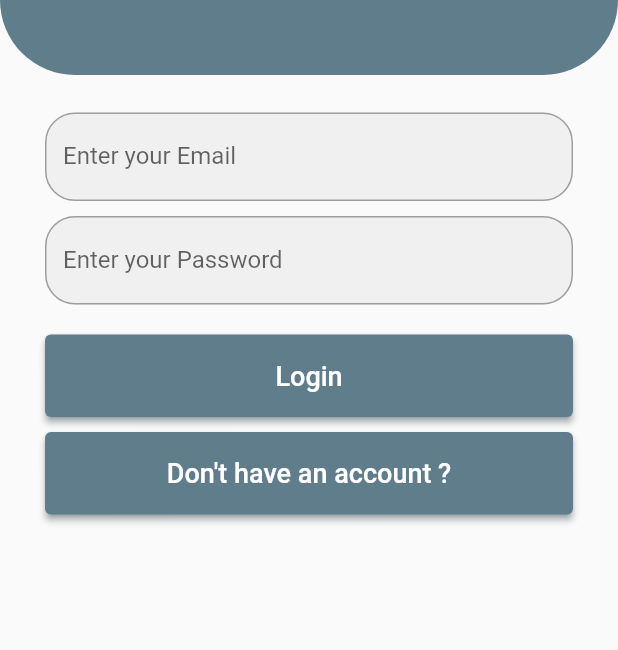
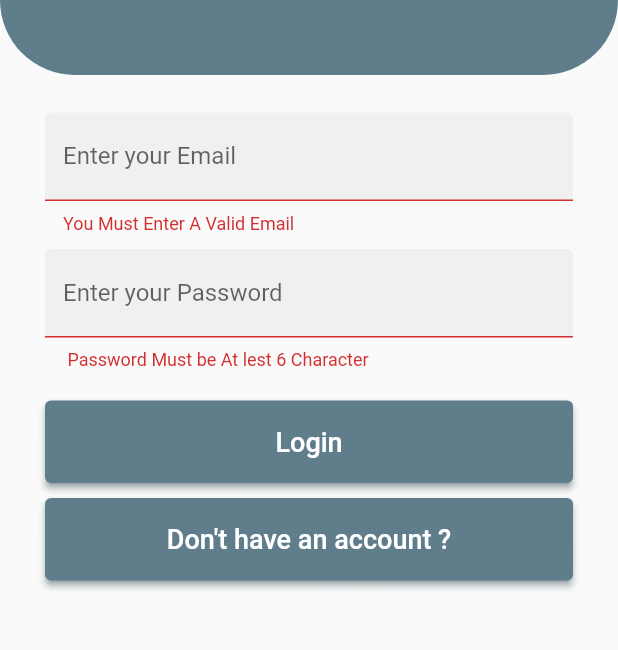
Before and after one commit to ahmedyouseff-19/mobileproject, a Flutter app: the AuthScreen screen opened by its route, after a tap on "Login", on a phone screen of 412 x 824 dp, the part 543-1193 px from its top. Run offline on Flutter 3.47's test engine with Material 2 defaults, Android fonts, the phone set to English and light mode, and no system bars; our stand-ins replace firebase_auth, firebase_core; accounts and stored records are empty.

Commit message:
link with firebase and active auth by ahmed youseff

```diff
--- a/lib/auth/widgets/auth_form.dart
+++ b/lib/auth/widgets/auth_form.dart
@@ -1,5 +1,7 @@
+
 import 'package:bfcai_hp/auth/ui/authscreen.dart';
 import 'package:flutter/material.dart';
+import 'package:firebase_auth/firebase_auth.dart';
 
 import 'my_butten.dart';
 
@@ -16,61 +18,93 @@ class AuthForm extends StatefulWidget {
 
 class _AuthFormState extends State<AuthForm> {
 
-
+  final _formKey = GlobalKey<FormState>();
+  String _email = '',
+      _password = '';
 
 
   @override
   Widget build(BuildContext context) {
-
-    return Column(
-      children: [
-        Form(
-
+    return Form(
+      key: _formKey,
       child: Padding(
         padding: const EdgeInsets.symmetric(horizontal: 30.0),
         child: Column(
           children: [
             const SizedBox(height: 25,),
             TextFormField(
-                  decoration: InputDecoration(
+              onChanged: (value) => _email = value,
+              validator: (value) =>
+              value!.isEmpty
+                  ? 'You Must Enter A Valid Email '
+                  : null,
+              decoration: const InputDecoration(
                 labelText: 'Enter your Email',
                 hintText: 'text@fci.bu.edu.eg',
-
-
 
               ),
             ),
             const SizedBox(height: 10,),
             TextFormField(
-                  decoration: InputDecoration(
+              onChanged: (value) => _password = value,
+              validator: (value) =>
+              value!.length <= 6
+                  ? ' Password Must be At lest 6 Character '
+                  : null,
+              decoration: const InputDecoration(
                 labelText: 'Enter your Password',
               ),
               obscureText: true,
             ),
             const SizedBox(height: 20,),
             OriginalButton(
-                  text: widget.authType==AuthType.login
+              text: widget.authType == AuthType.login
                   ? 'Login'
-                      :'Register',
-                  onPressed: () {  },
+                  : 'Register',
+              onPressed: () async {
+                if (_formKey.currentState!.validate()) {
+                  if (widget.authType == AuthType.login)  {
+
+                    //login auth
+                    await FirebaseAuth.instance.signInWithEmailAndPassword(email: _email, password: _password);
+                    Navigator.of(context).pushReplacementNamed('Networktable');
+                    setState(() {
+
+                    });
+
+
+                  }
+                  else  {
+                    //register auth
+                  await FirebaseAuth.instance.createUserWithEmailAndPassword(email: _email, password: _password);
+                  Navigator.of(context).pushReplacementNamed('login');
+                  setState(() {
+
+
+                  });
+
+
+                  }
+                }
+              },
               textColor: Colors.white,
               bcolor: Colors.blueGrey,
 
             ),
             const SizedBox(height: 10,),
             OriginalButton(
-                  text:  widget.authType==AuthType.login
-                      ?"Don't have an account ?"
-                  :'Have an account ?',
+              text: widget.authType == AuthType.login
+                  ? "Don't have an account ?"
+                  : 'Have an account ?',
               onPressed: () {
-
-                    if(widget.authType==AuthType.login)
+                if (widget.authType == AuthType.login)
+                {
                   Navigator.of(context).pushReplacementNamed('register');
-
+                }
                 else
+                  {
                   Navigator.of(context).pushReplacementNamed('login');
-
-
+                }
               },
               textColor: Colors.white,
               bcolor: Colors.blueGrey[500]!,
@@ -81,8 +115,6 @@ class _AuthFormState extends State<AuthForm> {
         ),
       ),
 
-        ),
-      ],
     );
   }
 }
--- a/pubspec.yaml
+++ b/pubspec.yaml
@@ -34,6 +34,8 @@ dependencies:
   # The following adds the Cupertino Icons font to your application.
   # Use with the CupertinoIcons class for iOS style icons.
   cupertino_icons: ^1.0.2
+  firebase_auth: ^3.3.4
+  firebase_core: ^1.10.6
 
 dev_dependencies:
   flutter_test:
```
Also changed, not shown: lib/homepage.dart (+38 -10 lines), lib/main.dart (+7 -1 lines), pubspec.lock, 3 other files. Lines whose indentation alone changed are shown as unchanged.
